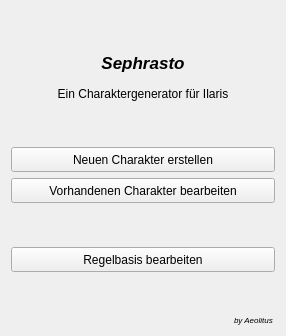
The window that UI/MainWindow.ui (Aeolitus/Sephrasto) describes before a commit, drawn with Qt 5.
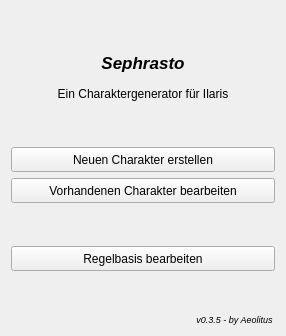
The same window after the commit.

Commit message: Fixed Minderpakt Kosten. Added Version ID to Start Window.

Diff of the .ui file:
```diff
--- a/UI/MainWindow.ui
+++ b/UI/MainWindow.ui
@@ -127,12 +127,12 @@
     <widget class="QLabel" name="label_3">
      <property name="font">
       <font>
-       <pointsize>6</pointsize>
+       <pointsize>7</pointsize>
        <italic>true</italic>
       </font>
      </property>
      <property name="text">
-      <string>by Aeolitus </string>
+      <string>v0.3.5 - by Aeolitus </string>
      </property>
      <property name="alignment">
       <set>Qt::AlignRight|Qt::AlignTrailing|Qt::AlignVCenter</set>
```
The commit also changes 2 other files.
